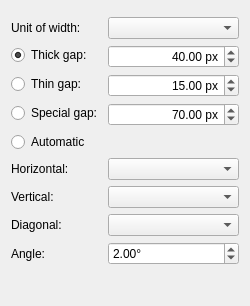
First picture: the form in plugins/tools/tool_knife/KisToolKnifeOptionsWidget.ui, repository KDE/krita, before the edit.
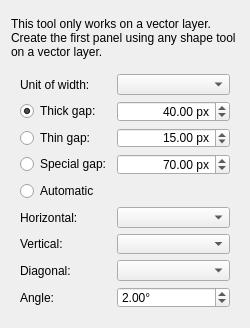
Second picture: the form after the edit. Custom widgets are drawn as their Qt base class.

Commit message:
Make the options widget for Knife Tool more clear
Before this commit, the options in the Knife Tool were always enabled
even though usually there was nothing to do.
This commit:
- hides everything and displays an info message to use a vector
layer and a shape tool to create the first panel if the user
is on a different layer than a vector layer,
- disables all options if the tool is in the "Remove Gutter" mode,
- disables all the options below Automatic if the tool is
in a different width mode.

```diff
--- a/plugins/tools/tool_knife/KisToolKnifeOptionsWidget.ui
+++ b/plugins/tools/tool_knife/KisToolKnifeOptionsWidget.ui
@@ -19,6 +19,17 @@
     <widget class="KisOptionButtonStrip" name="optionButtonStripToolMode" native="true"/>
    </item>
    <item>
+    <widget class="QLabel" name="warningLabel">
+     <property name="text">
+      <string>&lt;html&gt;&lt;head/&gt;&lt;body&gt;&lt;p&gt;This tool only works on a vector layer.&lt;br/&gt;Create the first panel using any shape tool on a vector layer.&lt;/p&gt;&lt;/body&gt;&lt;/html&gt;</string>
+     </property>
+     <property name="wordWrap">
+      <bool>true</bool>
+     </property>
+    </widget>
+   </item>
+   <item>
+    <widget class="QWidget" name="gapOptionsWidget" native="true">
     <layout class="QFormLayout" name="formLayout">
      <item row="0" column="0">
       <widget class="QLabel" name="label_4">
@@ -207,6 +218,7 @@
       </widget>
      </item>
     </layout>
+    </widget>
    </item>
    <item>
     <spacer name="verticalSpacer">
```
Left out of the diff: 8 changed lines with no effect on the pictures. Lines whose indentation alone changed are shown as unchanged. The commit also changes 2 other files.
